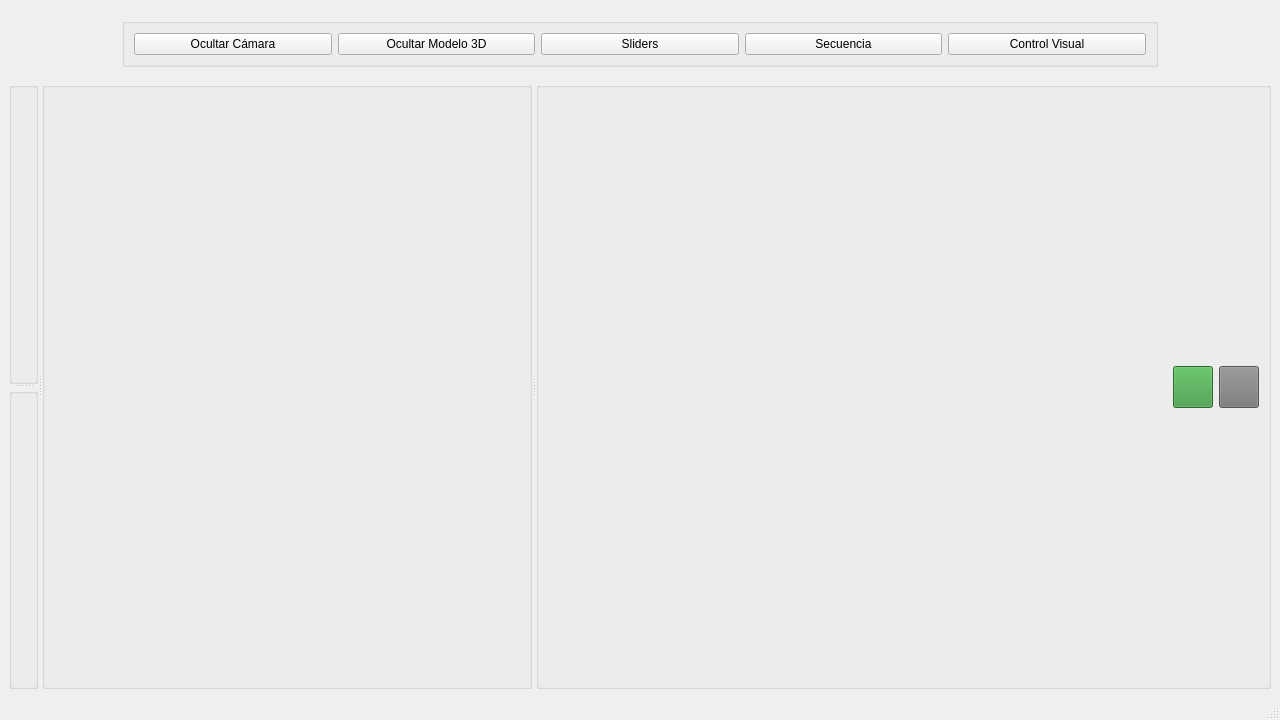
Above: src/gui/app_interface.ui from JhonDVelez/BrazoRobotico before the change. Below: the same form after it.
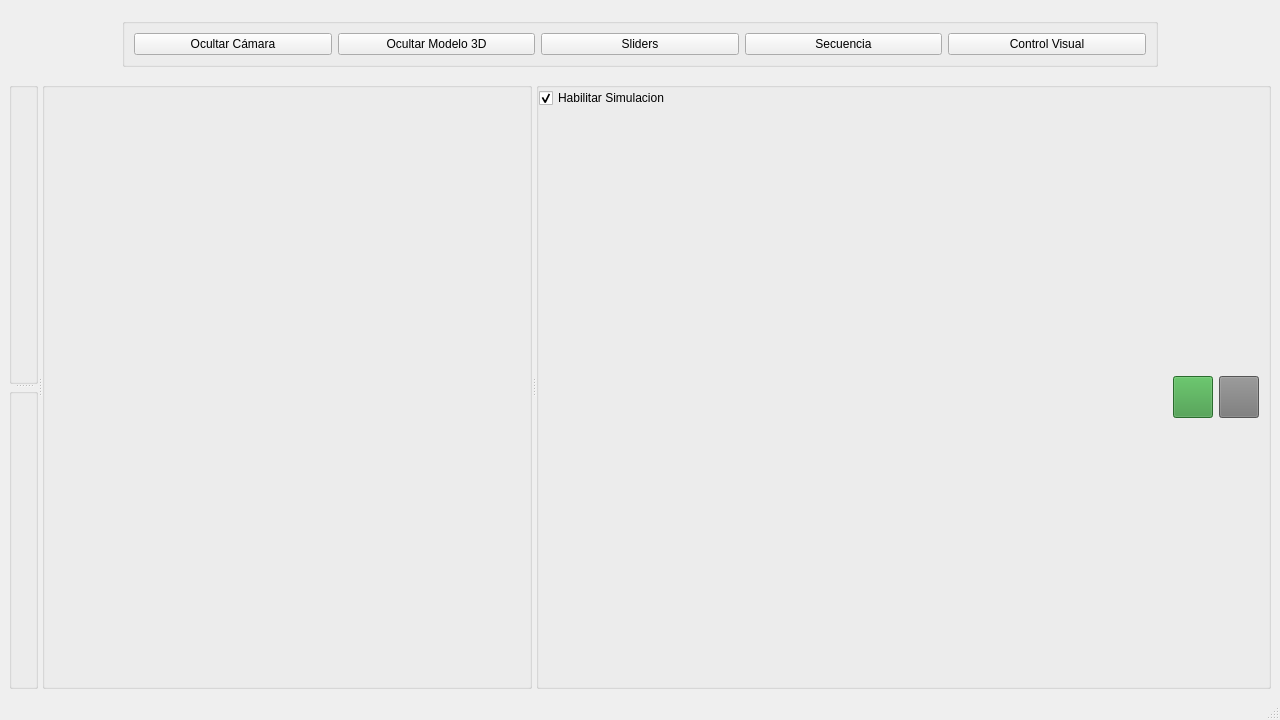
That is the form after the change.

Commit message: Adicion de checkbox para la iniciacion de la simulacion

What changed in the file:
```diff
--- a/src/gui/app_interface.ui
+++ b/src/gui/app_interface.ui
@@ -202,6 +202,16 @@
           <property name="bottomMargin">
            <number>0</number>
           </property>
+          <item>
+           <widget class="QCheckBox" name="habSimulationCheck">
+            <property name="text">
+             <string>Habilitar Simulacion</string>
+            </property>
+            <property name="checked">
+             <bool>true</bool>
+            </property>
+           </widget>
+          </item>
           <item>
            <widget class="QWidget" name="widget" native="true">
             <layout class="QHBoxLayout" name="horizontalLayout" stretch="1,0,0">
```
Left out of the diff: 2 changed lines with no effect on the pictures. The commit also changes 2 other files.
